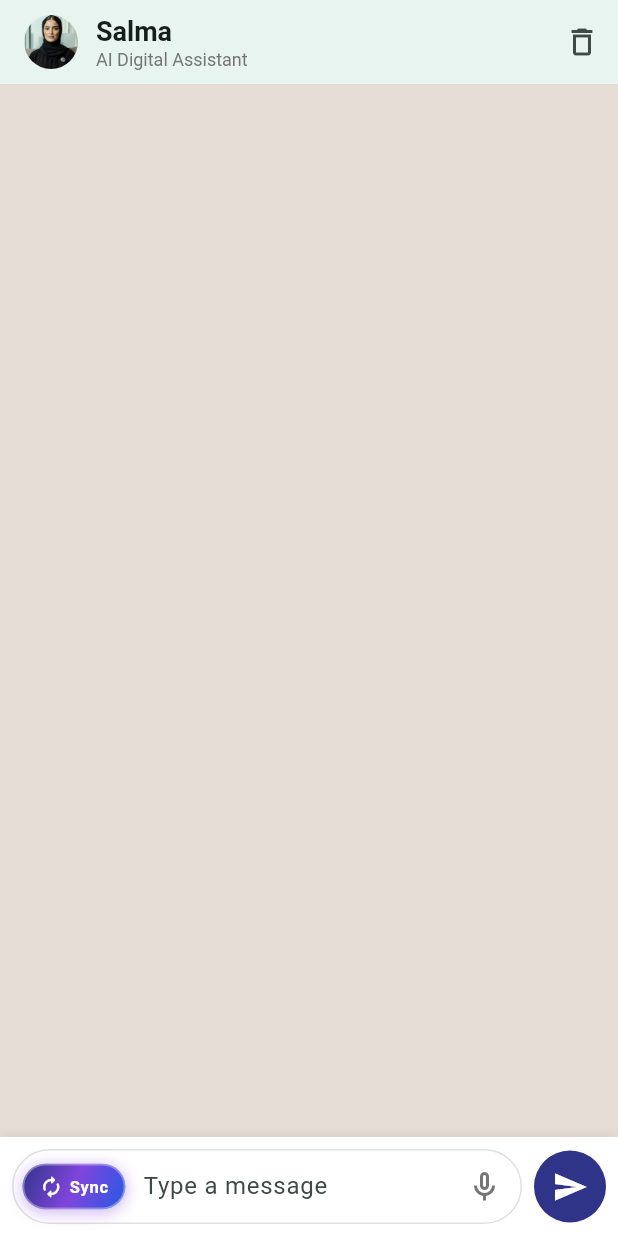
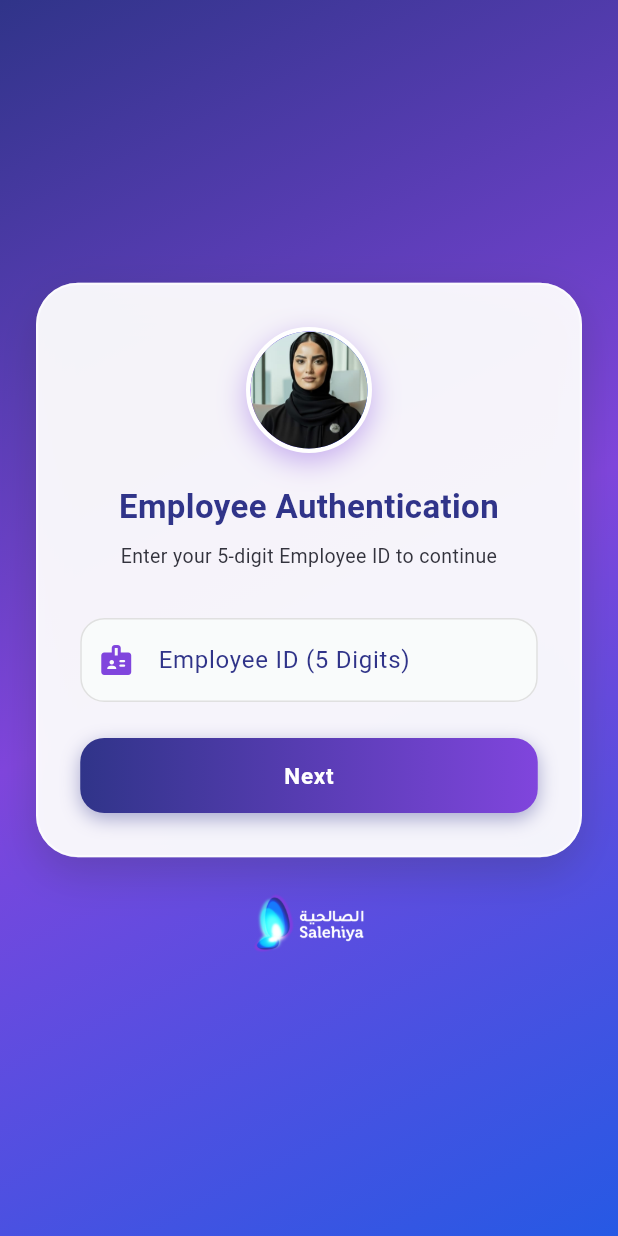
Before and after one commit to asaber20/salma_app, a Flutter app: the screen it shows after launch, on a phone screen of 412 x 824 dp. Run offline on Flutter 3.47's test engine with Material 3 defaults, Android fonts, the phone set to English and light mode, and no system bars; our stand-ins replace shared_preferences.

Commit message:
Update app

```diff
--- a/lib/main.dart
+++ b/lib/main.dart
@@ -1,5 +1,5 @@
 import 'package:flutter/material.dart';
-import 'screens/chat_screen.dart';
+import 'screens/login_otp_screen.dart';
 
 void main() {
   runApp(const MyApp());
@@ -14,12 +14,12 @@ class MyApp extends StatelessWidget {
       title: 'ChatBot',
       theme: ThemeData(
         colorScheme: ColorScheme.fromSeed(
-          seedColor: const Color(0xFF075E54), // WhatsApp Teal
-          secondary: const Color(0xFF128C7E),
+          seedColor: const Color(0xFF303489),
+          secondary: const Color(0xFF8045DD),
         ),
         useMaterial3: true,
       ),
-      home: const ChatScreen(),
+      home: const LoginOtpScreen(),
       debugShowCheckedModeBanner: false,
     );
   }
--- a/lib/screens/chat_screen.dart
+++ b/lib/screens/chat_screen.dart
@@ -4,7 +4,7 @@ import 'dart:convert';
 import 'dart:math' as math;
 import 'package:shared_preferences/shared_preferences.dart';
 import '../models/chat_message.dart';
-import '../widgets/chat_bubble.dart';
+import '../widgets/chat_physical_inventory_report.dart';
 
 const List<String> preferredBranchOrder = [
   'Riyadh',
--- /dev/null
+++ b/lib/screens/login_otp_screen.dart
@@ -0,0 +1,593 @@
+import 'dart:async';
+import 'dart:convert';
+import 'package:flutter/material.dart';
+import 'package:flutter/services.dart';
+import 'package:http/http.dart' as http;
+import 'chat_screen.dart';
+
+class LoginOtpScreen extends StatefulWidget {
+  const LoginOtpScreen({super.key});
+
+  @override
+  State<LoginOtpScreen> createState() => _LoginOtpScreenState();
+}
+
+class _LoginOtpScreenState extends State<LoginOtpScreen> {
+  int _step = 0; // 0: Employee ID, 1: OTP
+  final TextEditingController _employeeIdController = TextEditingController();
+
+  // 4 OTP digit controllers & focus nodes
+  final List<TextEditingController> _otpControllers =
+      List.generate(4, (_) => TextEditingController());
+  final List<FocusNode> _otpFocusNodes =
+      List.generate(4, (_) => FocusNode());
+
+  Timer? _timer;
+  int _remainingSeconds = 120; // 2 minutes
+  bool _isTimerExpired = false;
+
+  @override
+  void dispose() {
+    _employeeIdController.dispose();
+    for (var c in _otpControllers) {
+      c.dispose();
+    }
+    for (var f in _otpFocusNodes) {
+      f.dispose();
+    }
+    _timer?.cancel();
+    super.dispose();
+  }
+
+  void _startTimer() {
+    _timer?.cancel();
+    setState(() {
+      _remainingSeconds = 120;
+      _isTimerExpired = false;
+      for (var c in _otpControllers) {
+        c.clear();
+      }
+    });
+
+    _timer = Timer.periodic(const Duration(seconds: 1), (timer) {
+      if (_remainingSeconds > 0) {
+        setState(() {
+          _remainingSeconds--;
+        });
+      } else {
+        _timer?.cancel();
+        setState(() {
+          _isTimerExpired = true;
+          for (var c in _otpControllers) {
+            c.clear();
+          }
+        });
+      }
+    });
+  }
+
+  String get _formattedTime {
+    int minutes = _remainingSeconds ~/ 60;
+    int seconds = _remainingSeconds % 60;
+    return '${minutes.toString().padLeft(2, '0')}:${seconds.toString().padLeft(2, '0')}';
+  }
+
+  bool _isLoading = false;
+
+  Future<void> _submitEmployeeId() async {
+    final employeeId = _employeeIdController.text.trim();
+    if (employeeId.isEmpty) {
+      ScaffoldMessenger.of(context).showSnackBar(
+        SnackBar(
+          content: const Text("Please enter your Employee ID"),
+          backgroundColor: const Color(0xFF303489),
+          behavior: SnackBarBehavior.floating,
+          shape: RoundedRectangleBorder(borderRadius: BorderRadius.circular(10)),
+        ),
+      );
+      return;
+    }
+
+    setState(() {
+      _isLoading = true;
+    });
+
+    try {
+      String bearerToken =
+          'Bearer eyJhbGciOiJIUzI1NiIsInR5cCI6IkpXVCJ9.eyJzdWIiOiIxNTk2MzIiLCJuYW1lIjoiQWhtZWQgU2FiZXIiLCJhZG1pbiI6dHJ1ZSwiaXNfc2FiZXIiOnRydWUsImlhdCI6MTUxNjIzOTAyMn0.ULGyy3ePlq0QEGjMDRJzT7Jop7TQ4Rjw3Bp6TcFdTkM';
+
+      final response = await http.post(
+        Uri.parse('https://n8n.srv1348343.hstgr.cloud/webhook/generate_otp'),
+        headers: {
+          'user_id': employeeId,
+          'authorization': bearerToken,
+          'Content-Type': 'application/json',
+        },
+      );
+
+      if (response.statusCode >= 200 && response.statusCode < 300) {
+        if (mounted) {
+          setState(() {
+            _step = 1;
+          });
+          _startTimer();
+          ScaffoldMessenger.of(context).showSnackBar(
+            SnackBar(
+              content: const Text("OTP sent successfully to your email!"),
+              backgroundColor: const Color(0xFF303489),
+              behavior: SnackBarBehavior.floating,
+              shape: RoundedRectangleBorder(borderRadius: BorderRadius.circular(10)),
+            ),
+          );
+        }
+      } else {
+        if (mounted) {
+          setState(() {
+            _step = 1;
+          });
+          _startTimer();
+          ScaffoldMessenger.of(context).showSnackBar(
+            SnackBar(
+              content: Text("OTP generated (Status: ${response.statusCode})"),
+              backgroundColor: const Color(0xFF8045DD),
+              behavior: SnackBarBehavior.floating,
+              shape: RoundedRectangleBorder(borderRadius: BorderRadius.circular(10)),
+            ),
+          );
+        }
+      }
+    } catch (e) {
+      if (mounted) {
+        setState(() {
+          _step = 1;
+        });
+        _startTimer();
+      }
+    } finally {
+      if (mounted) {
+        setState(() {
+          _isLoading = false;
+        });
+      }
+    }
+  }
+
+  bool _isVerifying = false;
+
+  Future<void> _verifyOtp() async {
+    String otp = _otpControllers.map((c) => c.text).join();
+    if (otp.length < 4) {
+      ScaffoldMessenger.of(context).showSnackBar(
+        SnackBar(
+          content: const Text("Please enter the 4-digit verification code"),
+          backgroundColor: const Color(0xFF8045DD),
+          behavior: SnackBarBehavior.floating,
+          shape: RoundedRectangleBorder(borderRadius: BorderRadius.circular(10)),
+        ),
+      );
+      return;
+    }
+
+    final employeeId = _employeeIdController.text.trim();
+
+    setState(() {
+      _isVerifying = true;
+    });
+
+    try {
+      String bearerToken =
+          'Bearer eyJhbGciOiJIUzI1NiIsInR5cCI6IkpXVCJ9.eyJzdWIiOiIxNTk2MzIiLCJuYW1lIjoiQWhtZWQgU2FiZXIiLCJhZG1pbiI6dHJ1ZSwiaXNfc2FiZXIiOnRydWUsImlhdCI6MTUxNjIzOTAyMn0.ULGyy3ePlq0QEGjMDRJzT7Jop7TQ4Rjw3Bp6TcFdTkM';
+
+      final response = await http.post(
+        Uri.parse('https://n8n.srv1348343.hstgr.cloud/webhook/verify_otp'),
+        headers: {
+          'user_id': employeeId,
+          'otp': otp,
+          'authorization': bearerToken,
+          'Content-Type': 'application/json',
+        },
+      );
+
+      if (response.statusCode >= 200 && response.statusCode < 300) {
+        final data = jsonDecode(response.body);
+        bool isMatched = false;
+
+        if (data is List && data.isNotEmpty) {
+          final first = data.first;
+          if (first is Map && first.containsKey('matched_otp')) {
+            isMatched = first['matched_otp'] != null;
+          }
+        } else if (data is Map) {
+          if (data.containsKey('matched_otp')) {
+            isMatched = data['matched_otp'] != null;
+          }
+        }
+
+        if (isMatched) {
+          _timer?.cancel();
+          if (mounted) {
+            Navigator.pushReplacement(
+              context,
+              MaterialPageRoute(builder: (_) => const ChatScreen()),
+            );
+          }
+        } else {
+          if (mounted) {
+            ScaffoldMessenger.of(context).showSnackBar(
+              SnackBar(
+                content: const Text("Incorrect OTP. Please check your email and try again."),
+                backgroundColor: Colors.redAccent,
+                behavior: SnackBarBehavior.floating,
+                shape: RoundedRectangleBorder(borderRadius: BorderRadius.circular(10)),
+              ),
+            );
+            for (var c in _otpControllers) {
+              c.clear();
+            }
+            _otpFocusNodes[0].requestFocus();
+          }
+        }
+      } else {
+        if (mounted) {
+          ScaffoldMessenger.of(context).showSnackBar(
+            SnackBar(
+              content: Text("Verification error: ${response.statusCode}"),
+              backgroundColor: Colors.redAccent,
+              behavior: SnackBarBehavior.floating,
+              shape: RoundedRectangleBorder(borderRadius: BorderRadius.circular(10)),
+            ),
+          );
+        }
+      }
+    } catch (e) {
+      if (mounted) {
+        ScaffoldMessenger.of(context).showSnackBar(
+          SnackBar(
+            content: Text("Network error: $e"),
+            backgroundColor: Colors.redAccent,
+            behavior: SnackBarBehavior.floating,
+            shape: RoundedRectangleBorder(borderRadius: BorderRadius.circular(10)),
+          ),
+        );
+      }
+    } finally {
+      if (mounted) {
+        setState(() {
+          _isVerifying = false;
+        });
+      }
+    }
+  }
+
+  @override
+  Widget build(BuildContext context) {
+    return Scaffold(
+      body: Container(
+        width: double.infinity,
+        height: double.infinity,
+        decoration: const BoxDecoration(
+          gradient: LinearGradient(
+            begin: Alignment.topLeft,
+            end: Alignment.bottomRight,
+            colors: [
+              Color(0xFF303489), // Deep Navy
+              Color(0xFF8045DD), // Purple
+              Color(0xFF2659E4), // Royal Blue
+            ],
+          ),
+        ),
+        child: SafeArea(
+          child: Center(
+            child: SingleChildScrollView(
+              padding: const EdgeInsets.all(24.0),
+              child: ConstrainedBox(
+                constraints: const BoxConstraints(maxWidth: 420),
+                child: Column(
+                  mainAxisSize: MainAxisSize.min,
+                  children: [
+                    Container(
+                      padding: const EdgeInsets.all(28.0),
+                      decoration: BoxDecoration(
+                        color: Colors.white.withValues(alpha: 0.94),
+                        borderRadius: BorderRadius.circular(28.0),
+                        boxShadow: [
+                          BoxShadow(
+                            color: const Color(0xFF33333D).withValues(alpha: 0.25),
+                            blurRadius: 24,
+                            offset: const Offset(0, 10),
+                          ),
+                        ],
+                        border: Border.all(
+                          color: Colors.white.withValues(alpha: 0.6),
+                          width: 1.5,
+                        ),
+                      ),
+                      child: Column(
+                        mainAxisSize: MainAxisSize.min,
+                        crossAxisAlignment: CrossAxisAlignment.stretch,
+                        children: [
+                          // Header Company Logo
+                          Center(
+                            child: Container(
+                              width: 84,
+                              height: 84,
+                              decoration: BoxDecoration(
+                                shape: BoxShape.circle,
+                                gradient: const LinearGradient(
+                                  colors: [Color(0xFF8045DD), Color(0xFF2659E4)],
+                                ),
+                                boxShadow: [
+                                  BoxShadow(
+                                    color: const Color(0xFF8045DD).withValues(alpha: 0.4),
+                                    blurRadius: 16,
+                                    offset: const Offset(0, 6),
+                                  ),
+                                ],
+                                border: Border.all(color: Colors.white, width: 3),
+                              ),
+                              child: ClipOval(
+                                child: Image.asset(
+                                  'assets/images/Salma_image.jpeg',
+                                  fit: BoxFit.cover,
+                                ),
+                              ),
+                            ),
+                          ),
+                          const SizedBox(height: 20),
+                          Text(
+                            _step == 0 ? "Employee Authentication" : "OTP Verification",
+                            textAlign: TextAlign.center,
+                            style: const TextStyle(
+                              fontSize: 22,
+                              fontWeight: FontWeight.bold,
+                              color: Color(0xFF303489),
+                            ),
+                          ),
+                          const SizedBox(height: 8),
+                          Text(
+                            _step == 0
+                                ? "Enter your 5-digit Employee ID to continue"
+                                : "Please check your email for the 4-digit OTP sent to Employee ID: ${_employeeIdController.text}",
+                            textAlign: TextAlign.center,
+                            style: const TextStyle(
+                              fontSize: 13,
+                              color: Color(0xFF33333D),
+                            ),
+                          ),
+                          const SizedBox(height: 32),
+
+                          if (_step == 0) ...[
+                            // Step 0: Employee ID TextField (Max 5 digits)
+                            TextField(
+                              controller: _employeeIdController,
+                              keyboardType: TextInputType.number,
+                              maxLength: 5,
+                              inputFormatters: [
+                                LengthLimitingTextInputFormatter(5),
+                              ],
+                              style: const TextStyle(
+                                  color: Color(0xFF33333D),
+                                  fontWeight: FontWeight.w600,
+                                  letterSpacing: 2.0),
+                              decoration: InputDecoration(
+                                labelText: "Employee ID (5 Digits)",
+                                labelStyle: const TextStyle(color: Color(0xFF303489)),
+                                counterText: "",
+                                prefixIcon: const Icon(Icons.badge_rounded, color: Color(0xFF8045DD)),
+                                filled: true,
+                                fillColor: const Color(0xFFF9FBFB),
+                                border: OutlineInputBorder(
+                                  borderRadius: BorderRadius.circular(16),
+                                  borderSide: BorderSide(color: Colors.grey.shade300),
+                                ),
+                                focusedBorder: OutlineInputBorder(
+                                  borderRadius: BorderRadius.circular(16),
+                                  borderSide: const BorderSide(
+                                      color: Color(0xFF2659E4), width: 2),
+                                ),
+                                enabledBorder: OutlineInputBorder(
+                                  borderRadius: BorderRadius.circular(16),
+                                  borderSide: BorderSide(color: Colors.grey.shade300),
+                                ),
+                              ),
+                            ),
+                            const SizedBox(height: 24),
+                            // Next Button
+                            _buildLiquidButton(
+                              label: "Next",
+                              onPressed: _submitEmployeeId,
+                              isLoading: _isLoading,
+                              gradientColors: const [
+                                Color(0xFF303489),
+                                Color(0xFF8045DD),
+                              ],
+                            ),
+                          ] else ...[
+                            // Step 1: 4-Digit OTP inputs
+                            Row(
+                              mainAxisAlignment: MainAxisAlignment.spaceEvenly,
+                              children: List.generate(4, (index) {
+                                return SizedBox(
+                                  width: 60,
+                                  height: 60,
+                                  child: TextField(
+                                    controller: _otpControllers[index],
+                                    focusNode: _otpFocusNodes[index],
+                                    enabled: !_isTimerExpired,
+                                    textAlign: TextAlign.center,
+                                    keyboardType: TextInputType.number,
+                                    maxLength: 1,
+                                    style: const TextStyle(
+                                      fontSize: 22,
+                                      fontWeight: FontWeight.bold,
+                                      color: Color(0xFF303489),
+                                    ),
+                                    decoration: InputDecoration(
+                                      counterText: "",
+                                      filled: true,
+                                      fillColor: _isTimerExpired
+                                          ? Colors.grey.shade200
+                                          : const Color(0xFFF9FBFB),
+                                      border: OutlineInputBorder(
+                                        borderRadius: BorderRadius.circular(14),
+                                        borderSide:
+                                            BorderSide(color: Colors.grey.shade300),
+                                      ),
+                                      focusedBorder: OutlineInputBorder(
+                                        borderRadius: BorderRadius.circular(14),
+                                        borderSide: const BorderSide(
+                                            color: Color(0xFF8045DD), width: 2),
+                                      ),
+                                      enabledBorder: OutlineInputBorder(
+                                        borderRadius: BorderRadius.circular(14),
+                                        borderSide:
+                                            BorderSide(color: Colors.grey.shade300),
+                                      ),
+                                    ),
+                                    onChanged: (value) {
+                                      if (value.isNotEmpty && index < 3) {
+                                        _otpFocusNodes[index + 1].requestFocus();
+                                      } else if (value.isEmpty && index > 0) {
+                                        _otpFocusNodes[index - 1].requestFocus();
+                                      }
+                                      // Auto submit when 4 digits entered
+                                      if (index == 3 && value.isNotEmpty) {
+                                        _verifyOtp();
+                                      }
+                                    },
+                                  ),
+                                );
+                              }),
+                            ),
+                            const SizedBox(height: 24),
+
+                            // Timer Display
+                            Center(
+                              child: Text(
+                                _isTimerExpired
+                                    ? "Code expired. Please request a new OTP."
+                                    : "Time remaining: $_formattedTime",
+                                style: TextStyle(
+                                  fontSize: 13,
+                                  fontWeight: FontWeight.w600,
+                                  color: _isTimerExpired
+                                      ? Colors.redAccent
+                                      : const Color(0xFF8045DD),
+                                ),
+                              ),
+                            ),
+                            const SizedBox(height: 24),
+
+                            // Submit or Resend Button
+                            if (!_isTimerExpired)
+                              _buildLiquidButton(
+                                label: "Verify & Login",
+                                onPressed: _verifyOtp,
+                                isLoading: _isVerifying,
+                                gradientColors: const [
+                                  Color(0xFF2659E4),
+                                  Color(0xFF3CCEFF),
+                                ],
+                              )
+                            else
+                              _buildLiquidButton(
+                                label: "Resend OTP",
+                                onPressed: _startTimer,
+                                gradientColors: const [
+                                  Color(0xFF8045DD),
+                                  Color(0xFF303489),
+                                ],
+                              ),
+                            const SizedBox(height: 12),
+
+                            // Back to Employee ID
+                            TextButton(
+                              onPressed: () {
+                                setState(() {
+                                  _step = 0;
+                                  _timer?.cancel();
+                                });
+                              },
+                              child: const Text(
+                                "Change Employee ID",
+                                style: TextStyle(
+                                  color: Color(0xFF33333D),
+                                  fontWeight: FontWeight.w500,
+                                  fontSize: 12,
+                                ),
+                              ),
+                            ),
+                          ],
+                        ],
+                      ),
+                    ),
+                    const SizedBox(height: 24),
+                    // Company Logo Under Login Card & Centered
+                    Center(
+                      child: Image.asset(
+                        'assets/images/company_logo.png',
+                        height: 40,
+                        fit: BoxFit.contain,
+                      ),
+                    ),
+                  ],
+                ),
+              ),
+            ),
+          ),
+        ),
+      ),
+    );
+  }
+
+  Widget _buildLiquidButton({
+    required String label,
+    required VoidCallback onPressed,
+    required List<Color> gradientColors,
+    bool isLoading = false,
+  }) {
+    return Container(
+      height: 50,
+      decoration: BoxDecoration(
+        borderRadius: BorderRadius.circular(16),
+        gradient: LinearGradient(
+          colors: gradientColors,
+        ),
+        boxShadow: [
+          BoxShadow(
+            color: gradientColors.first.withValues(alpha: 0.4),
+            blurRadius: 10,
+            offset: const Offset(0, 4),
+          ),
+        ],
+      ),
+      child: Material(
+        color: Colors.transparent,
+        child: InkWell(
+          onTap: isLoading ? null : onPressed,
+          borderRadius: BorderRadius.circular(16),
+          child: Center(
+            child: isLoading
+                ? const SizedBox(
+                    width: 22,
+                    height: 22,
+                    child: CircularProgressIndicator(
+                      color: Colors.white,
+                      strokeWidth: 2.5,
+                    ),
+                  )
+                : Text(
+                    label,
+                    style: const TextStyle(
+                      color: Colors.white,
+                      fontSize: 15,
+                      fontWeight: FontWeight.bold,
+                      letterSpacing: 0.5,
+                    ),
+                  ),
+          ),
+        ),
+      ),
+    );
+  }
+}
```
Also changed, not shown: docs/assets/AssetManifest.bin.json (+1 -1 lines), assets/images/company_logo.png (added), docs/assets/assets/images/company_logo.png (added), docs/assets/fonts/MaterialIcons-Regular.otf, lib/widgets/chat_physical_inventory_report.dart (renamed from lib/widgets/chat_bubble.dart), 3 other files.
